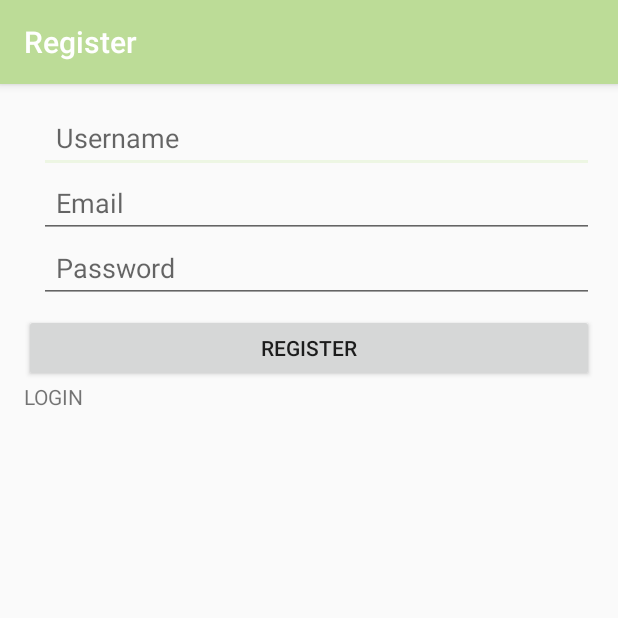
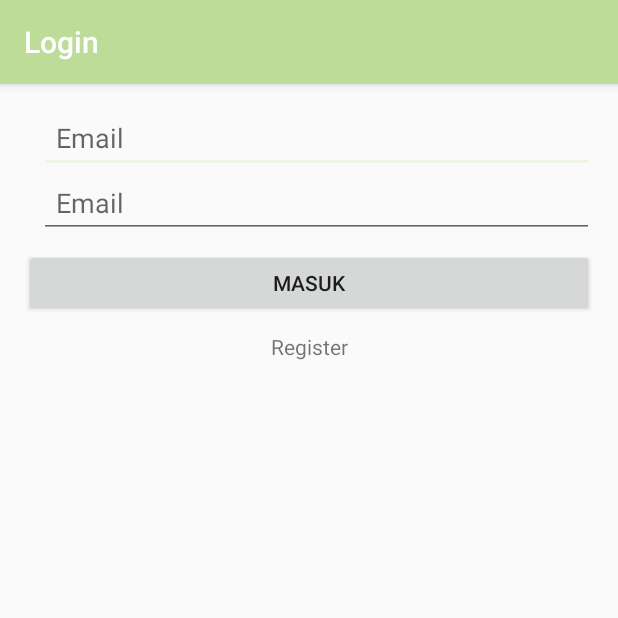
Before and after one commit to kputraf/ScheME, an Android app: the screen it shows after launch (RegisterActivity before the commit, LoginActivity after it), on a phone screen of 412 x 824 dp, the top half of it. Run offline under Robolectric (Android 15) with nearby library versions, the light colour scheme and no system bars; our stand-ins replace Firebase (no records; nobody signed in at launch, a user with empty details on screens opened directly).

Commit message:
Login user

```diff
--- a/app/src/main/java/id/sch/smktelkom_mlg/project2/xirpl20306132027/scheme/LoginActivity.java
+++ b/app/src/main/java/id/sch/smktelkom_mlg/project2/xirpl20306132027/scheme/LoginActivity.java
@@ -1,14 +1,100 @@
 package id.sch.smktelkom_mlg.project2.xirpl20306132027.scheme;
 
+import android.app.AlertDialog;
+import android.content.DialogInterface;
+import android.content.Intent;
 import android.os.Bundle;
+import android.support.annotation.NonNull;
 import android.support.v7.app.AppCompatActivity;
+import android.text.TextUtils;
+import android.view.View;
+import android.widget.Button;
+import android.widget.EditText;
+import android.widget.TextView;
+
+import com.google.android.gms.tasks.OnFailureListener;
+import com.google.android.gms.tasks.OnSuccessListener;
+import com.google.firebase.auth.AuthResult;
+import com.google.firebase.auth.FirebaseAuth;
 
 public class LoginActivity extends AppCompatActivity {
+    private EditText etEmail, etPassword;
+    private Button btLogin;
+    private FirebaseAuth mAuth;
 
     @Override
     protected void onCreate(Bundle savedInstanceState) {
         super.onCreate(savedInstanceState);
         setContentView(R.layout.activity_login);
-        setTitle("Login Dulu");
+        setTitle("Login");
+
+        mAuth = FirebaseAuth.getInstance();
+
+        etEmail = (EditText) findViewById(R.id.editTextLoginEmail);
+        etPassword = (EditText) findViewById(R.id.editTextLoginPassword);
+        btLogin = (Button) findViewById(R.id.buttonLogin);
+        btLogin.setOnClickListener(new View.OnClickListener() {
+            @Override
+            public void onClick(View v) {
+                doLogin();
+            }
+        });
+
+        TextView tvGoRegister = (TextView) findViewById(R.id.textViewGoRegister);
+        tvGoRegister.setOnClickListener(new View.OnClickListener() {
+            @Override
+            public void onClick(View v) {
+                Intent s = new Intent(LoginActivity.this, RegisterActivity.class);
+                startActivity(s);
+                finish();
+            }
+        });
+    }
+
+    private void doLogin() {
+        String email = etEmail.getText().toString().trim();
+        String password = etPassword.getText().toString().trim();
+
+        if (TextUtils.isEmpty(email)) {
+            etEmail.setError("Email harus diisi");
+            return;
+        }
+        if (TextUtils.isEmpty(password)) {
+            etPassword.setError("Password harus diisi");
+            return;
+        }
+
+        btLogin.setText("Silahkan tunggu");
+        btLogin.setEnabled(false);
+
+        mAuth.signInWithEmailAndPassword(email, password).addOnSuccessListener(new OnSuccessListener<AuthResult>() {
+            @Override
+            public void onSuccess(AuthResult authResult) {
+                btLogin.setText("Login");
+
+                Intent i = new Intent(LoginActivity.this, MainActivity.class);
+                startActivity(i);
+
+                finish();
+
+            }
+        }).addOnFailureListener(new OnFailureListener() {
+            @Override
+            public void onFailure(@NonNull Exception e) {
+                btLogin.setText("Login");
+                btLogin.setEnabled(true);
+
+                new AlertDialog.Builder(LoginActivity.this)
+                        .setTitle("Error")
+                        .setMessage("Gagal masuk" + ". " + e.getMessage())
+                        .setCancelable(false)
+                        .setPositiveButton("OK", new DialogInterface.OnClickListener() {
+                            @Override
+                            public void onClick(DialogInterface dialog, int which) {
+
+                            }
+                        }).show();
+            }
+        });
     }
 }
--- a/app/src/main/res/layout/activity_login.xml
+++ b/app/src/main/res/layout/activity_login.xml
@@ -1,8 +1,46 @@
 <?xml version="1.0" encoding="utf-8"?>
-<android.support.constraint.ConstraintLayout xmlns:android="http://schemas.android.com/apk/res/android"
-    xmlns:tools="http://schemas.android.com/tools"
+<LinearLayout xmlns:android="http://schemas.android.com/apk/res/android"
     android:layout_width="match_parent"
-    android:layout_height="match_parent"
-    tools:context="id.sch.smktelkom_mlg.project2.xirpl20306132027.scheme.LoginActivity">
+    android:layout_height="wrap_content"
+    android:orientation="vertical"
+    android:paddingBottom="@dimen/activity_vertical_margin"
+    android:paddingLeft="@dimen/activity_horizontal_margin"
+    android:paddingRight="@dimen/activity_horizontal_margin"
+    android:paddingTop="@dimen/activity_vertical_margin">
 
-</android.support.constraint.ConstraintLayout>
+    <EditText
+        android:id="@+id/editTextLoginEmail"
+        android:layout_width="match_parent"
+        android:layout_height="43dp"
+        android:layout_marginLeft="10dp"
+        android:ems="10"
+        android:hint="Email"
+        android:inputType="textEmailAddress"
+        android:padding="11dp" />
+
+    <EditText
+        android:id="@+id/editTextLoginPassword"
+        android:layout_width="match_parent"
+        android:layout_height="43dp"
+        android:layout_marginLeft="10dp"
+        android:ems="10"
+        android:hint="Email"
+        android:inputType="textEmailAddress"
+        android:padding="11dp" />
+
+    <Button
+        android:id="@+id/buttonLogin"
+        android:layout_width="match_parent"
+        android:layout_height="45dp"
+        android:layout_marginTop="7dp"
+        android:text="Masuk" />
+
+    <TextView
+        android:id="@+id/textViewGoRegister"
+        android:layout_width="match_parent"
+        android:layout_height="wrap_content"
+        android:padding="10dp"
+        android:text="Register"
+        android:textAlignment="center" />
+
+</LinearLayout>
--- a/app/src/main/res/layout/activity_register.xml
+++ b/app/src/main/res/layout/activity_register.xml
@@ -47,8 +47,11 @@
         android:text="Register" />
 
     <TextView
+        android:id="@+id/textViewGoLogin"
         android:layout_width="match_parent"
         android:layout_height="wrap_content"
-        android:text="LOGIN" />
+        android:padding="10dp"
+        android:text="Login"
+        android:textAlignment="center" />
 
 </LinearLayout>
```
Also changed, not shown: app/src/main/AndroidManifest.xml (+6 -6 lines), app/src/main/java/id/sch/smktelkom_mlg/project2/xirpl20306132027/scheme/RegisterActivity.java (+10 -0 lines).
